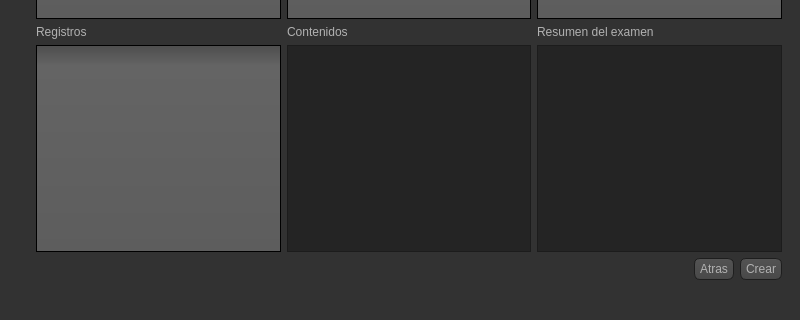
This is resources/ui/MainWindow.ui in WalterCM/QuizMan as Qt 5 draws it before an edit; both pictures show x 0 to 800 and y 280 to 600 of the 800 by 600 pixel window. The edited form follows.
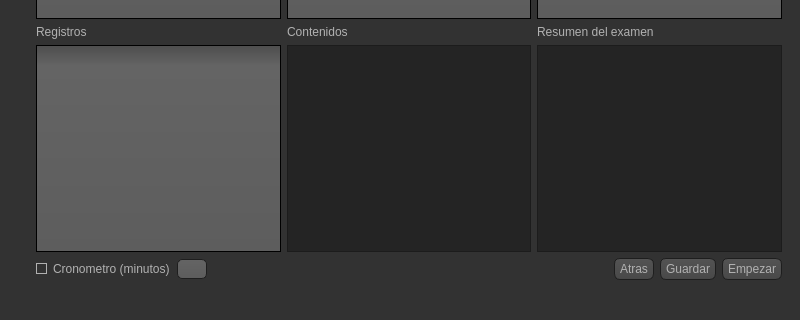
This is the edited form. The open tabs and pages were chosen to show the change. Icons and pictures are not drawn.

Commit message: Adds edit registry feature a timer for the exam page and new functions for creating the exam

```diff
--- a/resources/ui/MainWindow.ui
+++ b/resources/ui/MainWindow.ui
@@ -832,6 +832,23 @@
         </item>
         <item row="5" column="0">
          <layout class="QHBoxLayout" name="horizontalLayout_7">
+          <item>
+           <widget class="QCheckBox" name="cronometerCheckBox">
+            <property name="text">
+             <string>Cronometro (minutos)</string>
+            </property>
+           </widget>
+          </item>
+          <item>
+           <widget class="QLineEdit" name="cronometerMinutes">
+            <property name="maximumSize">
+             <size>
+              <width>30</width>
+              <height>16777215</height>
+             </size>
+            </property>
+           </widget>
+          </item>
           <item>
            <spacer name="horizontalSpacer_3">
             <property name="orientation">
@@ -852,10 +869,17 @@
             </property>
            </widget>
           </item>
+          <item>
+           <widget class="QPushButton" name="customExamSave">
+            <property name="text">
+             <string>Guardar</string>
+            </property>
+           </widget>
+          </item>
           <item>
            <widget class="QPushButton" name="customExamCreate">
             <property name="text">
-             <string>Crear</string>
+             <string>Empezar</string>
             </property>
            </widget>
           </item>
```
Left out of the diff: 43 changed lines with no effect on the pictures. The commit also changes 9 other files.
